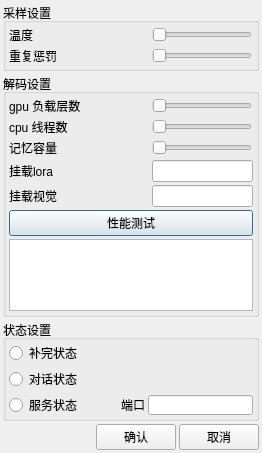
Above: src/settings_dialog.ui from ylsdamxssjxxdd/eva before the change. Below: the same form after it.
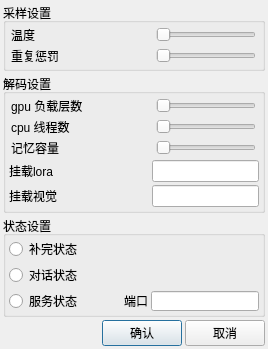
That is the form after the change.

Commit message: 标准fuctioncall实现/去除机体所有测试/移除QScript依赖

Diff of the .ui file:
```diff
--- a/src/settings_dialog.ui
+++ b/src/settings_dialog.ui
@@ -6,8 +6,8 @@
    <rect>
     <x>0</x>
     <y>0</y>
-    <width>262</width>
-    <height>453</height>
+    <width>268</width>
+    <height>301</height>
    </rect>
   </property>
   <property name="windowTitle">
@@ -350,25 +350,6 @@
         </item>
        </layout>
       </item>
-      <item>
-       <widget class="QPushButton" name="bench_btn">
-        <property name="text">
-         <string>性能测试</string>
-        </property>
-       </widget>
-      </item>
-      <item>
-       <widget class="QPlainTextEdit" name="bench_plaintextedit">
-        <property name="font">
-         <font>
-          <pointsize>8</pointsize>
-         </font>
-        </property>
-        <property name="readOnly">
-         <bool>true</bool>
-        </property>
-       </widget>
-      </item>
      </layout>
     </widget>
    </item>
```
The commit also changes 42 other files.
